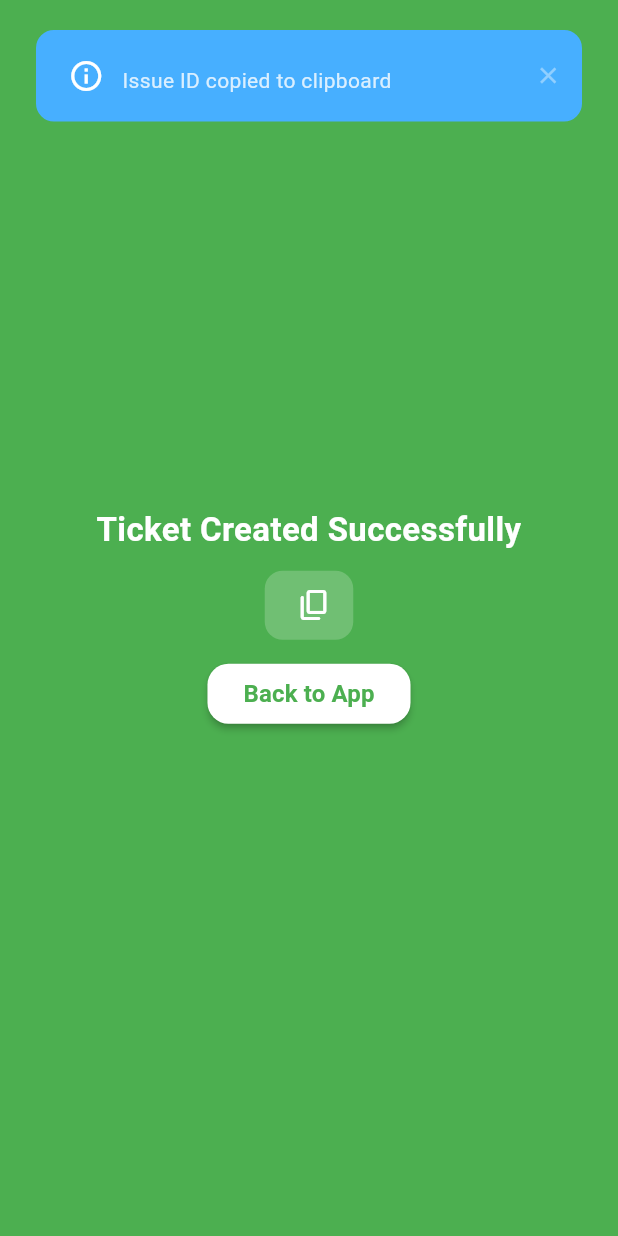
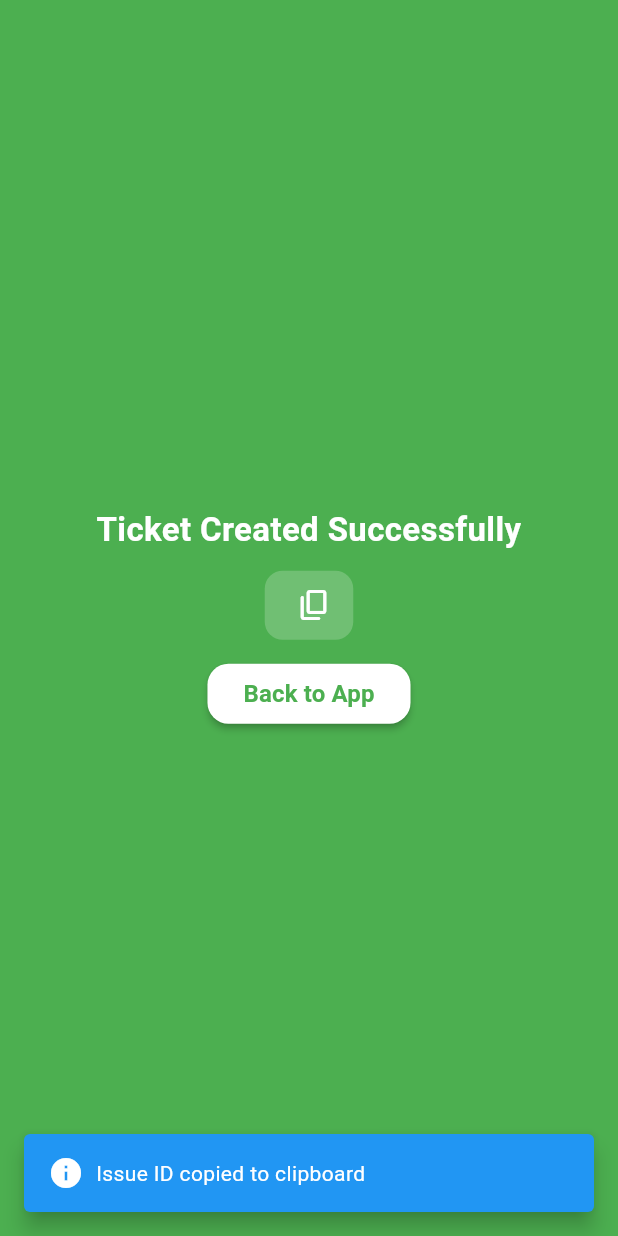
Before and after one commit to kombee-technologies/shake_n_report, a Flutter app: the SuccessPage screen opened directly with empty values, after a tap on the "content copy" icon, on a phone screen of 412 x 824 dp. Run offline on Flutter 3.47's test engine with Material 3 defaults, Android fonts, the phone set to English and light mode, and no system bars; drawn by our look-alikes of toastification; our stand-ins replace dartz, device_info_plus, equatable, flutter_bloc, flutter_secure_storage, get_it and 3 more; missing offline and left inert: shake; accounts and stored records are empty; network calls fail.

````diff
--- a/lib/src/core/di.dart
+++ b/lib/src/core/di.dart
@@ -12,7 +12,6 @@ import 'package:shake_n_report/src/domain/usecases/jira_use_cases/get_accessible
 import 'package:shake_n_report/src/domain/usecases/jira_use_cases/get_assignable_user_use_case.dart';
 import 'package:shake_n_report/src/domain/usecases/jira_use_cases/get_jira_projects_use_case.dart';
 import 'package:shake_n_report/src/domain/usecases/jira_use_cases/get_project_issue_type_use_case.dart';
-import 'package:toastification/toastification.dart';
 
 final GetIt getIt = GetIt.instance;
 
@@ -21,7 +20,6 @@ Future<void> initDI() async {
     ..registerSingleton<LocalStorage>(LocalStorage())
     ..registerSingleton<HttpClientWrapper>(
         HttpClientWrapper(localStorage: getIt()))
-    ..registerLazySingleton<Toastification>(() => Toastification())
     ..registerLazySingleton<JiraDataSource>(
         () => JiraDataSourceImpl(getIt(), getIt()))
     ..registerLazySingleton<JiraRepository>(() => JiraRepositoriesImpl(getIt()))
--- a/lib/src/core/networks/http_client_wrapper.dart
+++ b/lib/src/core/networks/http_client_wrapper.dart
@@ -1,3 +1,5 @@
+// ignore_for_file: avoid_annotating_with_dynamic, always_specify_types
+
 import 'dart:async';
 import 'dart:convert';
 import 'package:http/http.dart' as http;
@@ -53,9 +55,7 @@ class HttpClientWrapper {
     HttpLogger.logRequest('GET', uri.toString(), mergedHeaders, null);
 
     try {
-      final http.Response response = await _client
-          .get(uri, headers: mergedHeaders)
-          .timeout(connectionTimeout);
+      final http.Response response = await _client.get(uri, headers: mergedHeaders).timeout(connectionTimeout);
 
       return _processResponse<T>(response, uri.toString());
     } catch (error, stackTrace) {
@@ -84,9 +84,7 @@ class HttpClientWrapper {
     HttpLogger.logRequest('POST', uri.toString(), mergedHeaders, data);
 
     try {
-      final http.Response response = await _client
-          .post(uri, headers: mergedHeaders, body: body)
-          .timeout(sendTimeout);
+      final http.Response response = await _client.post(uri, headers: mergedHeaders, body: body).timeout(sendTimeout);
 
       return _processResponse<T>(response, uri.toString());
     } catch (error, stackTrace) {
@@ -115,9 +113,7 @@ class HttpClientWrapper {
     HttpLogger.logRequest('PUT', uri.toString(), mergedHeaders, data);
 
     try {
-      final http.Response response = await _client
-          .put(uri, headers: mergedHeaders, body: body)
-          .timeout(sendTimeout);
+      final http.Response response = await _client.put(uri, headers: mergedHeaders, body: body).timeout(sendTimeout);
 
       return _processResponse<T>(response, uri.toString());
     } catch (error, stackTrace) {
@@ -147,8 +143,7 @@ class HttpClientWrapper {
     final http.MultipartRequest request = MultipartHelper.createRequest('POST', url, files, fields);
 
     // Add headers (excluding Content-Type as it's set by multipart request)
-    final Map<String, String> customHeaders = headers ?? <String, String>{};
-    customHeaders.forEach((String key, String value) {
+    (headers ?? <String, String>{}).forEach((String key, String value) {
       if (key.toLowerCase() != 'content-type') {
         request.headers[key] = value;
       }
@@ -210,7 +205,8 @@ class HttpClientWrapper {
     if (contentType.contains('application/x-www-form-urlencoded')) {
       if (data is Map) {
         return data.entries
-            .map((MapEntry<dynamic, dynamic> e) => '${Uri.encodeComponent(e.key.toString())}=${Uri.encodeComponent(e.value.toString())}')
+            .map((MapEntry<dynamic, dynamic> e) =>
+                '${Uri.encodeComponent(e.key.toString())}=${Uri.encodeComponent(e.value.toString())}')
             .join('&');
       }
       return data.toString();
--- a/lib/src/core/networks/http_error_handler.dart
+++ b/lib/src/core/networks/http_error_handler.dart
@@ -1,3 +1,5 @@
+// ignore_for_file: avoid_annotating_with_dynamic
+
 import 'dart:async';
 import 'dart:io';
 import 'package:http/http.dart' as http;
--- a/lib/src/core/networks/http_logger.dart
+++ b/lib/src/core/networks/http_logger.dart
@@ -1,3 +1,5 @@
+// ignore_for_file: avoid_annotating_with_dynamic
+
 import 'dart:developer' as developer;
 import 'package:flutter/foundation.dart';
 
--- a/lib/src/core/networks/http_response.dart
+++ b/lib/src/core/networks/http_response.dart
@@ -13,9 +13,9 @@ class HttpResponse<T> {
   final String? statusMessage;
 
   HttpResponse({
-    this.data,
     required this.statusCode,
     required this.headers,
+    this.data,
     this.statusMessage,
   });
 
--- a/lib/src/core/shake_n_report_plugin.dart
+++ b/lib/src/core/shake_n_report_plugin.dart
@@ -16,11 +16,29 @@ class ShakeNReportPlugin {
     // The actual initialization happens via the initialize() method
   }
 
-  /// The minimum acceleration required to register a shake event.
-  /// A higher value makes shake detection less sensitive.
+  /// The minimum acceleration (in g-force units) required to register a shake event.
+  ///
+  /// This threshold determines the sensitivity of shake detection:
+  /// - **Lower values (1.0-3.0)**: More sensitive - detects gentle shakes
+  /// - **Medium values (3.0-5.0)**: Balanced - detects normal shakes
+  /// - **Higher values (5.0+)**: Less sensitive - requires vigorous shaking
+  ///
+  /// **Recommended values:**
+  /// - For development/testing: 2.0-3.0
+  /// - For production: 3.0-4.0
+  ///
+  /// The default value is optimized for most use cases.
+  /// Note: Values below 1.0 may cause false positives, values above 10.0 may be too insensitive.
   double shakeThreshold = 2.7;
 
-  /// The minimum number of shakes required to trigger the shake event.
+  /// The minimum number of consecutive shake events required to trigger the report interface.
+  ///
+  /// This helps prevent accidental triggers:
+  /// - **1**: Triggers on first shake (most sensitive, may have false positives)
+  /// - **2-3**: Recommended for most use cases (balanced sensitivity)
+  /// - **4+**: Requires multiple shakes (reduces false positives but may be less responsive)
+  ///
+  /// **Recommended:** 2 shakes for production, 1 for development/testing.
   int minShakeCount = 2;
 
   /// Indicates whether the plugin is running in debug mode and logs are shown in the console.
@@ -49,25 +67,54 @@ class ShakeNReportPlugin {
   ///
   /// This method must be called before using any other functionality of the plugin.
   ///
-  /// [shakeThreshold] - The threshold for shake detection (default: 15.0)
-  /// [minShakeCount] - The minimum number of shakes required to trigger an event (default: 2)
-  /// [isDebuggable] - Whether the plugin is running in debug mode (default: false)
-  /// [navigatorKey] - The global navigator key used for navigation within the app
-  /// [managementTool] - The management tool to integrate with (default: ManagementTools.jira)
-  /// [jiraConfig] - Configuration for Jira integration, **required** if managementTool is ManagementTools.jira.
-  /// [jiraConfig] is required when [managementTool] is ManagementTools.jira
+  /// **Required Parameters:**
+  /// - [navigatorKey] - The global navigator key used for navigation within the app
+  /// - [isEnabled] - Whether shake detection is enabled
+  ///
+  /// **Optional Parameters:**
+  /// - [shakeThreshold] - The acceleration threshold for shake detection in g-force units.
+  ///   Recommended range: 2.0-4.0. Lower = more sensitive, Higher = less sensitive.
+  ///   Default: 2.7 (optimized for most use cases)
+  /// - [minShakeCount] - Minimum consecutive shakes required to trigger (1-5 recommended).
+  ///   Default: 2 (balanced sensitivity)
+  /// - [isDebuggable] - Enable debug logging (default: false)
+  /// - [managementTool] - The management tool to integrate with (default: ManagementTools.jira)
+  /// - [jiraConfig] - **Required** when managementTool is ManagementTools.jira
+  ///
+  /// **Example:**
+  /// ```dart
+  /// await ShakeNReportPlugin.initialize(
+  ///   navigatorKey: navigatorKey,
+  ///   isEnabled: true,
+  ///   shakeThreshold: 2.7,  // Medium sensitivity
+  ///   minShakeCount: 2,      // Requires 2 shakes
+  ///   jiraConfig: JiraConfig(...),
+  /// );
+  /// ```
   static Future<void> initialize({
     required GlobalKey<NavigatorState> navigatorKey,
     required bool isEnabled,
-    double shakeThreshold = 15.0,
+    double shakeThreshold = 2.7,
     int minShakeCount = 2,
     bool isDebuggable = false,
     ManagementTools managementTool = ManagementTools.jira,
     JiraConfig? jiraConfig,
   }) async {
-    // Runtime validation
+    // Validate shakeThreshold range
     assert(
-      managementTool == ManagementTools.jira,
+      shakeThreshold >= 1.0 && shakeThreshold <= 20.0,
+      'shakeThreshold must be between 1.0 and 20.0. Recommended: 2.0-4.0',
+    );
+
+    // Validate minShakeCount range
+    assert(
+      minShakeCount >= 1 && minShakeCount <= 10,
+      'minShakeCount must be between 1 and 10. Recommended: 1-3',
+    );
+
+    // Runtime validation for Jira config
+    assert(
+      managementTool != ManagementTools.jira || jiraConfig != null,
       'JiraConfig must be provided when managementTool is set to ManagementTools.jira',
     );
 
--- a/lib/src/core/utils/utility.dart
+++ b/lib/src/core/utils/utility.dart
@@ -1,8 +1,6 @@
 import 'dart:developer' as dev;
 import 'package:flutter/material.dart';
 import 'package:shake_n_report/shake_n_report.dart';
-import 'package:shake_n_report/src/core/di.dart';
-import 'package:toastification/toastification.dart';
 
 class Utility {
   static final String _tag = 'ShakeNReport';
@@ -14,26 +12,79 @@ class Utility {
     }
   }
 
-  static void showSnackbar({required String msg, BannerStyle? bannerStyle, void Function()? onTap}) {
-    getIt<Toastification>().dismissAll();
-    final ToastificationType toastificationType;
-    if (bannerStyle == BannerStyle.success) {
-      toastificationType = ToastificationType.success;
-    } else if (bannerStyle == BannerStyle.error) {
-      toastificationType = ToastificationType.error;
-    } else if (bannerStyle == BannerStyle.warning) {
-      toastificationType = ToastificationType.warning;
-    } else {
-      toastificationType = ToastificationType.info;
+  /// Show a snackbar message using Flutter's built-in SnackBar
+  ///
+  /// [msg] - The message to display
+  /// [bannerStyle] - The style of the banner (success, error, warning, info)
+  /// [onTap] - Optional callback when the snackbar is tapped
+  static void showSnackbar({
+    required String msg,
+    BannerStyle? bannerStyle,
+    void Function()? onTap,
+  }) {
+    final BuildContext? context =
+        ShakeNReportPlugin.instance.navigatorKey.currentContext;
+
+    if (context == null || !context.mounted) {
+      return;
     }
-    getIt<Toastification>().show(
-      style: ToastificationStyle.fillColored,
-      alignment: Alignment.topCenter,
-      autoCloseDuration: const Duration(seconds: 4),
-      description: Text(
-        msg,
+
+    // Dismiss any existing snackbars
+    ScaffoldMessenger.of(context).clearSnackBars();
+
+    // Determine background color based on banner style
+    Color backgroundColor;
+    final Color textColor = Colors.white;
+    IconData icon;
+
+    switch (bannerStyle) {
+      case BannerStyle.success:
+        backgroundColor = Colors.green;
+        icon = Icons.check_circle;
+        break;
+      case BannerStyle.error:
+        backgroundColor = Colors.red;
+        icon = Icons.error;
+        break;
+      case BannerStyle.warning:
+        backgroundColor = Colors.orange;
+        icon = Icons.warning;
+        break;
+      case BannerStyle.info:
+        backgroundColor = Colors.blue;
+        icon = Icons.info;
+        break;
+      case null:
+        backgroundColor = Colors.blue;
+        icon = Icons.info;
+        break;
+    }
+
+    ScaffoldMessenger.of(context).showSnackBar(
+      SnackBar(
+        content: Row(
+          children: <Widget>[
+            Icon(icon, color: textColor),
+            const SizedBox(width: 8),
+            Expanded(
+              child: Text(
+                msg,
+                style: TextStyle(color: textColor),
+              ),
+            ),
+          ],
+        ),
+        backgroundColor: backgroundColor,
+        behavior: SnackBarBehavior.floating,
+        margin: const EdgeInsets.all(16),
+        action: onTap != null
+            ? SnackBarAction(
+                label: 'Action',
+                textColor: textColor,
+                onPressed: onTap,
+              )
+            : null,
       ),
-      type: toastificationType,
     );
   }
 }
--- a/lib/src/presentation/pages/report_submission/widgets/jira_assignable_user_dropdown_widget.dart
+++ b/lib/src/presentation/pages/report_submission/widgets/jira_assignable_user_dropdown_widget.dart
@@ -1,7 +1,6 @@
 import 'package:flutter/cupertino.dart';
 import 'package:shake_n_report/src/data/models/jira/response/jira_assignable_users_response.dart';
 import 'package:shake_n_report/src/presentation/state_management/jira_management_cubit/jira_management_cubit.dart';
-import 'package:shake_n_report/src/presentation/widgets/cache_network_image_widget.dart';
 import 'package:shake_n_report/src/presentation/widgets/custom_autocomplete_widget.dart';
 
 class JiraAssignableUserDropdownWidget extends StatelessWidget {
--- a/lib/src/presentation/pages/report_submission/widgets/jira_issue_type_dropdown_widget.dart
+++ b/lib/src/presentation/pages/report_submission/widgets/jira_issue_type_dropdown_widget.dart
@@ -1,7 +1,6 @@
 import 'package:flutter/cupertino.dart';
 import 'package:shake_n_report/src/data/models/jira/response/jira_issue_type_response.dart';
 import 'package:shake_n_report/src/presentation/state_management/jira_management_cubit/jira_management_cubit.dart';
-import 'package:shake_n_report/src/presentation/widgets/cache_network_image_widget.dart';
 import 'package:shake_n_report/src/presentation/widgets/custom_autocomplete_widget.dart';
 
 class JiraIssueTypeDropdownWidget extends StatelessWidget {
--- a/lib/src/presentation/pages/tools_selection/tools_selections.dart
+++ b/lib/src/presentation/pages/tools_selection/tools_selections.dart
@@ -79,7 +79,6 @@ class ToolsSelections extends StatelessWidget {
                         color: Colors.grey,
                       ),
                       onTap: () {
-                        // TODO: Handle tool selection
                       },
                     ),
                   );
--- a/lib/src/presentation/widgets/shake_n_report_widget.dart
+++ b/lib/src/presentation/widgets/shake_n_report_widget.dart
@@ -1,13 +1,11 @@
 import 'package:flutter/material.dart';
 import 'package:flutter_bloc/flutter_bloc.dart';
-import 'package:nested/nested.dart';
 import 'package:shake/shake.dart';
 import 'package:shake_n_report/shake_n_report.dart';
 import 'package:shake_n_report/src/core/utils/utility.dart';
 import 'package:shake_n_report/src/presentation/state_management/jira_management_cubit/jira_management_cubit.dart';
 import 'package:shake_n_report/src/presentation/state_management/shake_detection_bloc/shake_detection_cubit.dart';
 import 'package:shake_n_report/src/presentation/state_management/shake_detection_bloc/shake_detection_state.dart';
-import 'package:toastification/toastification.dart';
 
 class ShakeToReportWidget extends StatefulWidget {
   final Widget child;
@@ -57,15 +55,13 @@ class _ShakeToReportWidgetState extends State<ShakeToReportWidget> {
 
   @override
   Widget build(BuildContext context) => MultiBlocProvider(
-        providers: <SingleChildWidget>[
+        // ignore: always_specify_types
+        providers: <BlocProvider>[
           BlocProvider<ShakeDetectionCubit>.value(
             value: _shakeDetectionCubit,
           ),
-          BlocProvider<JiraManagementCubit>(
-              create: (_) => JiraManagementCubit()),
+          BlocProvider<JiraManagementCubit>(create: (_) => JiraManagementCubit()),
         ],
-        child: ToastificationWrapper(
-          child: widget.child,
-        ),
+        child: widget.child,
       );
 }
````
Also changed, not shown: pubspec.yaml (+13 -2 lines), example/pubspec.lock, 2 other files.
